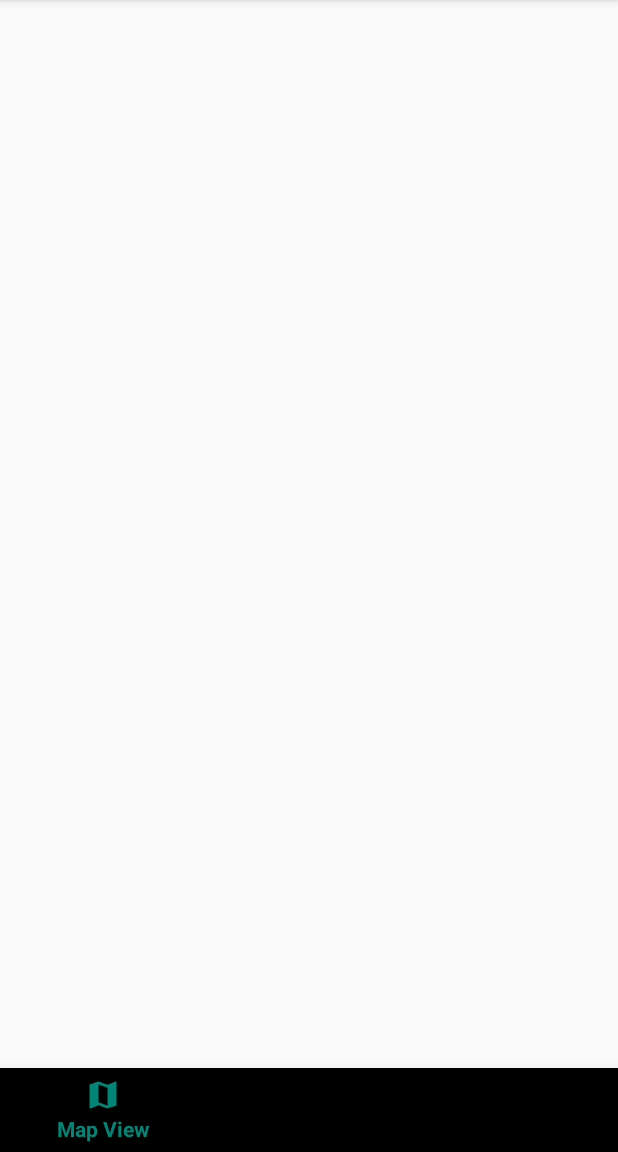
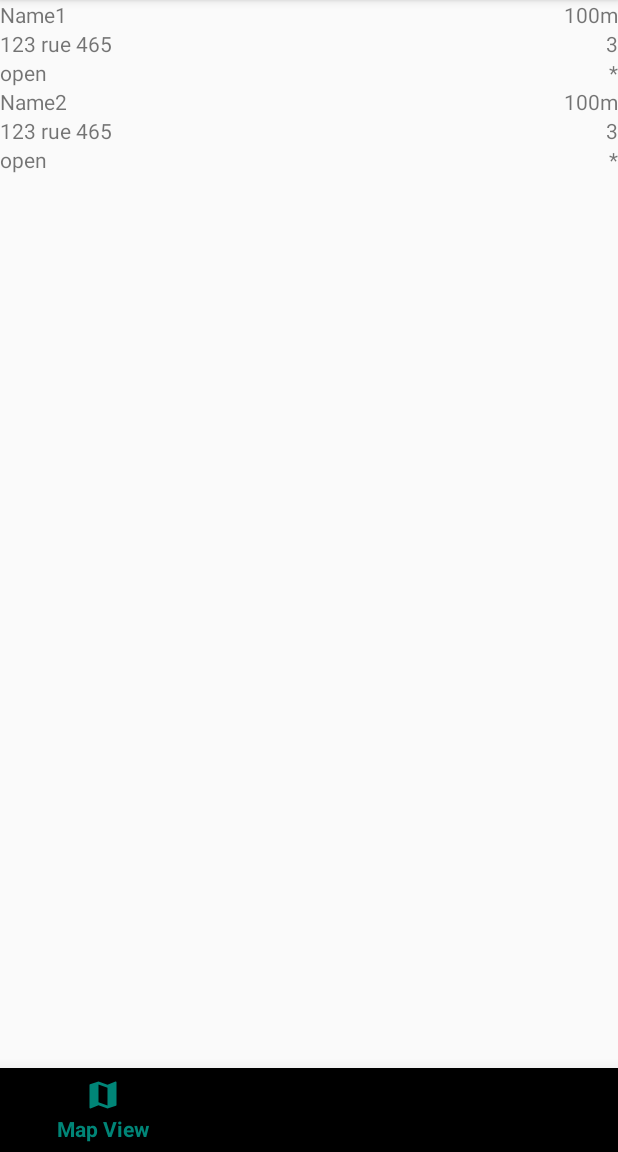
Before and after one commit to Seveen/Go4Lunch, an Android app: the ListViewFragment screen opened through its navigation route, on a phone screen of 412 x 824 dp, the part 84-1236 px from its top. Run offline under Robolectric (Android 15) with nearby library versions, the phone set to English and light mode, and no system bars; our stand-ins replace RxJava, data binding; libraries missing offline, so code that uses them is left out: com.firebase.ui, io.reactivex.rxjava3; pictures from the network do not load; 1 statement that could not run was skipped.

Commit message:
Add restaurant adapter

```diff
--- a/app/build.gradle
+++ b/app/build.gradle
@@ -23,6 +23,9 @@ android {
         targetCompatibility = 1.8
         sourceCompatibility = 1.8
     }
+    dataBinding {
+        enabled = true
+    }
 }
 
 dependencies {
@@ -30,6 +33,9 @@ dependencies {
     implementation 'androidx.appcompat:appcompat:1.1.0'
     implementation 'androidx.constraintlayout:constraintlayout:1.1.3'
     implementation 'androidx.multidex:multidex:2.0.1'
+
+    //Glide
+    implementation "com.github.bumptech.glide:glide:4.8.0"
 
     //Firebase
     implementation 'com.google.firebase:firebase-analytics:17.2.1'
--- /dev/null
+++ b/app/src/main/java/com/guilhempelissier/go4lunch/view/adapter/RestaurantListAdapter.java
@@ -0,0 +1,75 @@
+package com.guilhempelissier.go4lunch.view.adapter;
+
+import android.view.LayoutInflater;
+import android.view.View;
+import android.view.ViewGroup;
+import android.widget.ImageView;
+
+import androidx.annotation.NonNull;
+import androidx.recyclerview.widget.RecyclerView;
+
+import com.bumptech.glide.Glide;
+import com.guilhempelissier.go4lunch.R;
+import com.guilhempelissier.go4lunch.databinding.ListViewItemBinding;
+import com.guilhempelissier.go4lunch.viewmodel.FormattedRestaurant;
+
+import java.util.List;
+
+public class RestaurantListAdapter extends RecyclerView.Adapter<RestaurantListAdapter.RestaurantViewHolder> {
+
+	private List<FormattedRestaurant> restaurants;
+
+
+	public RestaurantListAdapter(List<FormattedRestaurant> initialList) {
+		restaurants = initialList;
+	}
+
+	public void setData(List<FormattedRestaurant> newData) {
+		restaurants = newData;
+		notifyDataSetChanged();
+	}
+
+	@NonNull
+	@Override
+	public RestaurantViewHolder onCreateViewHolder(@NonNull ViewGroup parent, int viewType) {
+		LayoutInflater layoutInflater = LayoutInflater.from(parent.getContext());
+		ListViewItemBinding binding = ListViewItemBinding.inflate(layoutInflater, parent, false);
+		return new RestaurantViewHolder(binding);
+	}
+
+	@Override
+	public void onBindViewHolder(@NonNull RestaurantViewHolder holder, int position) {
+		FormattedRestaurant restaurant = restaurants.get(position);
+		holder.bind(restaurant);
+	}
+
+	@Override
+	public int getItemCount() {
+		return restaurants.size();
+	}
+
+	public class RestaurantViewHolder extends RecyclerView.ViewHolder {
+		private final ListViewItemBinding binding;
+		private ImageView picture;
+
+		public RestaurantViewHolder(ListViewItemBinding binding) {
+			super(binding.getRoot());
+			picture = binding.getRoot().findViewById(R.id.list_item_image);
+			this.binding = binding;
+
+			//onclicklistener (TODO example mareu)
+		}
+
+		public void bind(FormattedRestaurant restaurant) {
+			Glide.with(binding.getRoot())
+					.load(restaurant.getImageUrl())
+					.into(picture);
+			binding.setName(restaurant.getName());
+			binding.setAddress(restaurant.getAddress());
+			binding.setOpeningTime(restaurant.getOpeningTime());
+			binding.setDistance(restaurant.getDistance());
+			binding.setNbWorkmates(restaurant.getNbWorkmates());
+			binding.setStars(restaurant.getStars());
+		}
+	}
+}
--- a/app/src/main/java/com/guilhempelissier/go4lunch/view/ui/ListViewFragment.java
+++ b/app/src/main/java/com/guilhempelissier/go4lunch/view/ui/ListViewFragment.java
@@ -5,12 +5,21 @@ import android.net.Uri;
 import android.os.Bundle;
 
 import androidx.fragment.app.Fragment;
+import androidx.recyclerview.widget.LinearLayoutManager;
+import androidx.recyclerview.widget.RecyclerView;
 
 import android.view.LayoutInflater;
 import android.view.View;
 import android.view.ViewGroup;
 
 import com.guilhempelissier.go4lunch.R;
+import com.guilhempelissier.go4lunch.view.adapter.RestaurantListAdapter;
+import com.guilhempelissier.go4lunch.viewmodel.FormattedRestaurant;
+
+import java.util.Arrays;
+import java.util.List;
+
+import io.reactivex.rxjava3.internal.util.ArrayListSupplier;
 
 
 /**
@@ -22,60 +31,47 @@ import com.guilhempelissier.go4lunch.R;
  * create an instance of this fragment.
  */
 public class ListViewFragment extends Fragment {
-	// TODO: Rename parameter arguments, choose names that match
-	// the fragment initialization parameters, e.g. ARG_ITEM_NUMBER
-	private static final String ARG_PARAM1 = "param1";
-	private static final String ARG_PARAM2 = "param2";
-
-	// TODO: Rename and change types of parameters
-	private String mParam1;
-	private String mParam2;
 
 	private OnFragmentInteractionListener mListener;
+
+	private RecyclerView recyclerView;
+	private RestaurantListAdapter adapter;
+
+	private List<FormattedRestaurant> dummylist = Arrays.asList(
+			new FormattedRestaurant(
+					"Name1", "123 rue 465", "open", "100m", "3", "*", "https://media-cdn.tripadvisor.com/media/photo-s/12/c1/c3/f5/restaurant-araz.jpg"
+			),
+			new FormattedRestaurant(
+					"Name2", "123 rue 465", "open", "100m", "3", "*", "https://media-cdn.tripadvisor.com/media/photo-s/12/c1/c3/f5/restaurant-araz.jpg"
+			)
+	);
 
 	public ListViewFragment() {
 		// Required empty public constructor
 	}
 
-	/**
-	 * Use this factory method to create a new instance of
-	 * this fragment using the provided parameters.
-	 *
-	 * @param param1 Parameter 1.
-	 * @param param2 Parameter 2.
-	 * @return A new instance of fragment ListViewFragment.
-	 */
-	// TODO: Rename and change types and number of parameters
-	public static ListViewFragment newInstance(String param1, String param2) {
+	public static ListViewFragment newInstance() {
 		ListViewFragment fragment = new ListViewFragment();
-		Bundle args = new Bundle();
-		args.putString(ARG_PARAM1, param1);
-		args.putString(ARG_PARAM2, param2);
-		fragment.setArguments(args);
 		return fragment;
 	}
 
 	@Override
 	public void onCreate(Bundle savedInstanceState) {
 		super.onCreate(savedInstanceState);
-		if (getArguments() != null) {
-			mParam1 = getArguments().getString(ARG_PARAM1);
-			mParam2 = getArguments().getString(ARG_PARAM2);
-		}
 	}
 
 	@Override
 	public View onCreateView(LayoutInflater inflater, ViewGroup container,
 							 Bundle savedInstanceState) {
 		// Inflate the layout for this fragment
-		return inflater.inflate(R.layout.fragment_list_view, container, false);
-	}
+		ViewGroup root = (ViewGroup) inflater.inflate(R.layout.fragment_list_view, null);
 
-	// TODO: Rename method, update argument and hook method into UI event
-	public void onButtonPressed(Uri uri) {
-		if (mListener != null) {
-			mListener.onListFragmentInteraction(uri);
-		}
+		recyclerView = root.findViewById(R.id.restaurantsRecyclerView);
+		recyclerView.setLayoutManager(new LinearLayoutManager(getContext()));
+		adapter = new RestaurantListAdapter(dummylist);
+		recyclerView.setAdapter(adapter);
+
+		return root;
 	}
 
 	@Override
@@ -95,16 +91,6 @@ public class ListViewFragment extends Fragment {
 		mListener = null;
 	}
 
-	/**
-	 * This interface must be implemented by activities that contain this
-	 * fragment to allow an interaction in this fragment to be communicated
-	 * to the activity and potentially other fragments contained in that
-	 * activity.
-	 * <p>
-	 * See the Android Training lesson <a href=
-	 * "http://developer.android.com/training/basics/fragments/communicating.html"
-	 * >Communicating with Other Fragments</a> for more information.
-	 */
 	public interface OnFragmentInteractionListener {
 		// TODO: Update argument type and name
 		void onListFragmentInteraction(Uri uri);
--- /dev/null
+++ b/app/src/main/java/com/guilhempelissier/go4lunch/viewmodel/FormattedRestaurant.java
@@ -0,0 +1,77 @@
+package com.guilhempelissier.go4lunch.viewmodel;
+
+public class FormattedRestaurant {
+	private String name;
+	private String address;
+	private String openingTime;
+	private String distance;
+	private String nbWorkmates;
+	private String stars;
+	private String imageUrl;
+
+	public FormattedRestaurant(String name, String address, String openingTime, String distance, String nbWorkmates, String stars, String imageUrl) {
+		this.name = name;
+		this.address = address;
+		this.openingTime = openingTime;
+		this.distance = distance;
+		this.nbWorkmates = nbWorkmates;
+		this.stars = stars;
+		this.imageUrl = imageUrl;
+	}
+
+	public String getImageUrl() {
+		return imageUrl;
+	}
+
+	public void setImageUrl(String imageUrl) {
+		this.imageUrl = imageUrl;
+	}
+
+	public String getName() {
+		return name;
+	}
+
+	public void setName(String name) {
+		this.name = name;
+	}
+
+	public String getAddress() {
+		return address;
+	}
+
+	public void setAddress(String address) {
+		this.address = address;
+	}
+
+	public String getOpeningTime() {
+		return openingTime;
+	}
+
+	public void setOpeningTime(String openingTime) {
+		this.openingTime = openingTime;
+	}
+
+	public String getDistance() {
+		return distance;
+	}
+
+	public void setDistance(String distance) {
+		this.distance = distance;
+	}
+
+	public String getNbWorkmates() {
+		return nbWorkmates;
+	}
+
+	public void setNbWorkmates(String nbWorkmates) {
+		this.nbWorkmates = nbWorkmates;
+	}
+
+	public String getStars() {
+		return stars;
+	}
+
+	public void setStars(String stars) {
+		this.stars = stars;
+	}
+}
--- a/app/src/main/res/layout/fragment_list_view.xml
+++ b/app/src/main/res/layout/fragment_list_view.xml
@@ -8,6 +8,7 @@
     <!-- TODO: Update blank fragment layout -->
 
     <androidx.recyclerview.widget.RecyclerView
+        android:id="@+id/restaurantsRecyclerView"
         android:layout_width="match_parent"
         android:layout_height="match_parent" />
 
--- a/app/src/main/res/layout/list_view_item.xml
+++ b/app/src/main/res/layout/list_view_item.xml
@@ -1,8 +1,31 @@
 <?xml version="1.0" encoding="utf-8"?>
-<androidx.constraintlayout.widget.ConstraintLayout xmlns:android="http://schemas.android.com/apk/res/android"
+<layout xmlns:tools="http://schemas.android.com/tools"
     xmlns:app="http://schemas.android.com/apk/res-auto"
-    xmlns:tools="http://schemas.android.com/tools"
-    android:id="@+id/LinearLayout"
+    xmlns:android="http://schemas.android.com/apk/res/android">
+
+    <data>
+        <variable
+            name="name"
+            type="String" />
+        <variable
+            name="address"
+            type="String" />
+        <variable
+            name="openingTime"
+            type="String" />
+        <variable
+            name="distance"
+            type="String" />
+        <variable
+            name="nbWorkmates"
+            type="String" />
+        <variable
+            name="stars"
+            type="String" />
+    </data>
+
+    <androidx.constraintlayout.widget.ConstraintLayout
+        android:id="@+id/Layout"
         android:layout_width="match_parent"
         android:layout_height="wrap_content">
 
@@ -11,7 +34,7 @@
             android:id="@+id/list_item_name"
             android:layout_width="wrap_content"
             android:layout_height="wrap_content"
-        android:text="Le Zinc"
+            android:text="@{name}"
             app:layout_constraintStart_toStartOf="parent"
             app:layout_constraintTop_toTopOf="parent" />
 
@@ -19,7 +42,7 @@
             android:id="@+id/list_item_address"
             android:layout_width="wrap_content"
             android:layout_height="wrap_content"
-        android:text="12 rue du Faubourg Poissonniere"
+            android:text="@{address}"
             app:layout_constraintStart_toStartOf="@+id/list_item_name"
             app:layout_constraintTop_toBottomOf="@+id/list_item_name" />
 
@@ -27,7 +50,7 @@
             android:id="@+id/list_item_open_hours"
             android:layout_width="wrap_content"
             android:layout_height="wrap_content"
-        android:text="Open until 7pm"
+            android:text="@{openingTime}"
             app:layout_constraintStart_toStartOf="parent"
             app:layout_constraintTop_toBottomOf="@+id/list_item_address" />
 
@@ -36,7 +59,7 @@
             android:id="@+id/list_item_distance"
             android:layout_width="wrap_content"
             android:layout_height="wrap_content"
-        android:text="120m"
+            android:text="@{distance}"
             app:layout_constraintEnd_toStartOf="@+id/list_item_image"
             app:layout_constraintTop_toTopOf="parent" />
 
@@ -44,7 +67,7 @@
             android:id="@+id/list_item_nb_workmates"
             android:layout_width="0dp"
             android:layout_height="wrap_content"
-        android:text="(2)"
+            android:text="@{nbWorkmates}"
             android:textAlignment="viewEnd"
             app:layout_constraintEnd_toStartOf="@+id/list_item_image"
             app:layout_constraintTop_toBottomOf="@+id/list_item_distance" />
@@ -53,7 +76,7 @@
             android:id="@+id/list_item_stars"
             android:layout_width="6dp"
             android:layout_height="19dp"
-        android:text="*"
+            android:text="@{stars}"
             android:textAlignment="viewEnd"
             app:layout_constraintEnd_toStartOf="@+id/list_item_image"
             app:layout_constraintTop_toBottomOf="@+id/list_item_nb_workmates" />
@@ -69,3 +92,4 @@
             tools:srcCompat="@tools:sample/avatars" />
 
     </androidx.constraintlayout.widget.ConstraintLayout>
+</layout>
```
Lines whose indentation alone changed are shown as unchanged.
